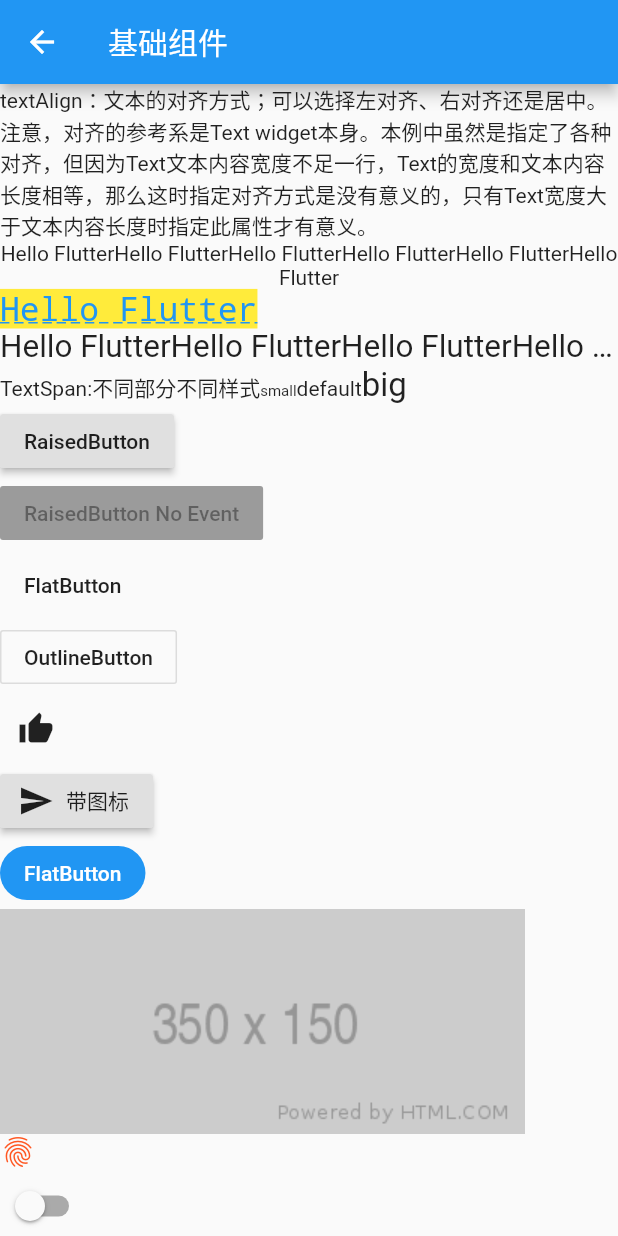
After one commit to liwei511/flutter_practice, a Flutter app: the BaseWidgetDemo screen opened directly, on a phone screen of 412 x 824 dp. The commit adds this screen. Run offline on Flutter 3.47's test engine with Material 2 defaults, Android fonts, the phone set to English and light mode, and no system bars; our stand-ins replace flutter_swiper.

Commit message:
基本组件

```diff
--- /dev/null
+++ b/lib/demo/base_widget.dart
@@ -0,0 +1,86 @@
+import 'package:flutter/material.dart';
+
+class BaseWidgetDemo extends StatelessWidget {
+  BaseWidgetDemo({Key key, this.title}) : super(key: key);
+
+  final String title;
+  Widget build(BuildContext context) {
+    return Scaffold(
+        appBar: AppBar(
+          title: Text(title),
+        ),
+        body: Scrollbar(
+          child: SingleChildScrollView(
+            child: Column(
+              crossAxisAlignment: CrossAxisAlignment.start,
+              children: [
+                Text(
+                  'textAlign：文本的对齐方式；可以选择左对齐、右对齐还是居中。注意，对齐的参考系是Text widget本身。本例中虽然是指定了各种对齐，但因为Text文本内容宽度不足一行，Text的宽度和文本内容长度相等，那么这时指定对齐方式是没有意义的，只有Text宽度大于文本内容长度时指定此属性才有意义。',
+                  textAlign: TextAlign.left,
+                ),
+                Text(
+                  'Hello Flutter' * 6,
+                  textAlign: TextAlign.center,
+                ),
+                Text(
+                  'Hello Flutter',
+                  style: TextStyle(
+                      color: Colors.blue,
+                      fontSize: 22,
+                      height: 1.2,
+                      fontFamily: 'Courier',
+                      background: Paint()..color = Colors.yellow,
+                      decoration: TextDecoration.underline,
+                      decorationStyle: TextDecorationStyle.dashed),
+                ),
+                Text(
+                  'Hello Flutter' * 5,
+                  overflow: TextOverflow.ellipsis,
+                  textScaleFactor: 1.5,
+                ),
+                Text.rich(TextSpan(text: 'TextSpan:不同部分不同样式', children: [
+                  TextSpan(
+                    text: 'small',
+                    style: TextStyle(fontSize: 10),
+                  ),
+                  TextSpan(
+                    text: 'default',
+                  ),
+                  TextSpan(
+                    text: 'big',
+                    style: TextStyle(fontSize: 22),
+                  )
+                ])),
+                RaisedButton(child: Text('RaisedButton'), onPressed: () {}),
+                RaisedButton(
+                  child: Text('RaisedButton No Event'), onPressed: null),
+                FlatButton(onPressed: () {}, child: Text('FlatButton')),
+                OutlineButton(onPressed: () {}, child: Text('OutlineButton')),
+                IconButton(icon: Icon(Icons.thumb_up), onPressed: () {}),
+                RaisedButton.icon(
+                  icon: Icon(Icons.send),
+                  label: Text('带图标'),
+                  onPressed: () {}),
+                FlatButton(
+                  textColor: Colors.white,
+                  color: Colors.blue,
+                  highlightColor: Colors.blue[300],
+                  shape: RoundedRectangleBorder(
+                      borderRadius: BorderRadius.circular(20.0)),
+                  onPressed: () {},
+                  child: Text('FlatButton')),
+                Image(
+                  image: AssetImage('assets/images/350x150.png'), width: 350),
+                Icon(Icons.fingerprint, color: Colors.deepOrange),
+                Switch(value: false, onChanged: (value) {
+                  print(value);
+                }),
+                Checkbox(value: true, onChanged: (value) {
+                  print(value);
+                })
+              ],
+            ),
+          ),
+        ));
+  }
+}
--- a/lib/demo/index.dart
+++ b/lib/demo/index.dart
@@ -2,9 +2,11 @@
 export 'counter.dart';
 export 'use_package.dart';
 export 'tapbox_state.dart';
+export 'base_widget.dart';
 
 const DemoTitle = {
   'counter': '计数器示例',
   'use_package': '使用第三方包示例',
   'tapbox_state': '状态管理',
+  'base_widget': '基础组件',
 };
--- a/lib/demo/use_package.dart
+++ b/lib/demo/use_package.dart
@@ -2,23 +2,22 @@ import 'package:flutter/material.dart';
 import 'package:flutter_swiper/flutter_swiper.dart';
 
 class UsePackageDemo extends StatelessWidget {
-
-  UsePackageDemo({Key key, this.title}): super(key: key);
+  UsePackageDemo({Key key, this.title}) : super(key: key);
   final String title;
 
   Widget build(BuildContext context) {
     return Scaffold(
-      appBar: AppBar(
-        title: Text(this.title)
-      ),
+        appBar: AppBar(title: Text(title)),
         body: Swiper(
           itemBuilder: (BuildContext context, int index) {
-          return Image.asset('assets/images/lifecycle.jpg', fit: BoxFit.fill,);
+            return Image.asset(
+              'assets/images/lifecycle.jpg',
+              fit: BoxFit.fill,
+            );
           },
           itemCount: 3,
           pagination: SwiperPagination(),
           control: SwiperControl(),
-      )
-    );
+        ));
   }
 }
--- a/lib/main.dart
+++ b/lib/main.dart
@@ -76,6 +76,17 @@ class MyHomePage extends StatelessWidget {
               );
             },
           ),
+          FlatButton(
+            child: Text(DemoTitle['base_widget']),
+            textColor: Colors.blue,
+            onPressed: () {
+              Navigator.push(context,
+                MaterialPageRoute(builder: (context) {
+                  return BaseWidgetDemo(title: DemoTitle['base_widget']);
+                })
+              );
+            },
+          ),
         ]
       ),
     );
```
Lines whose indentation alone changed are shown as unchanged.
